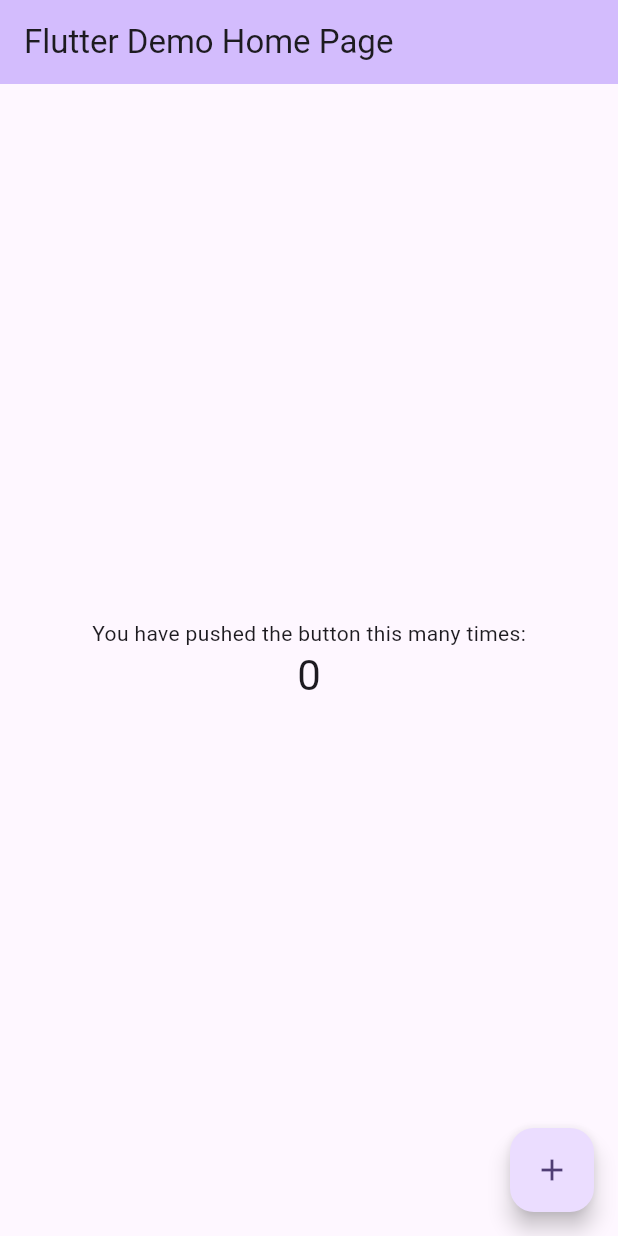
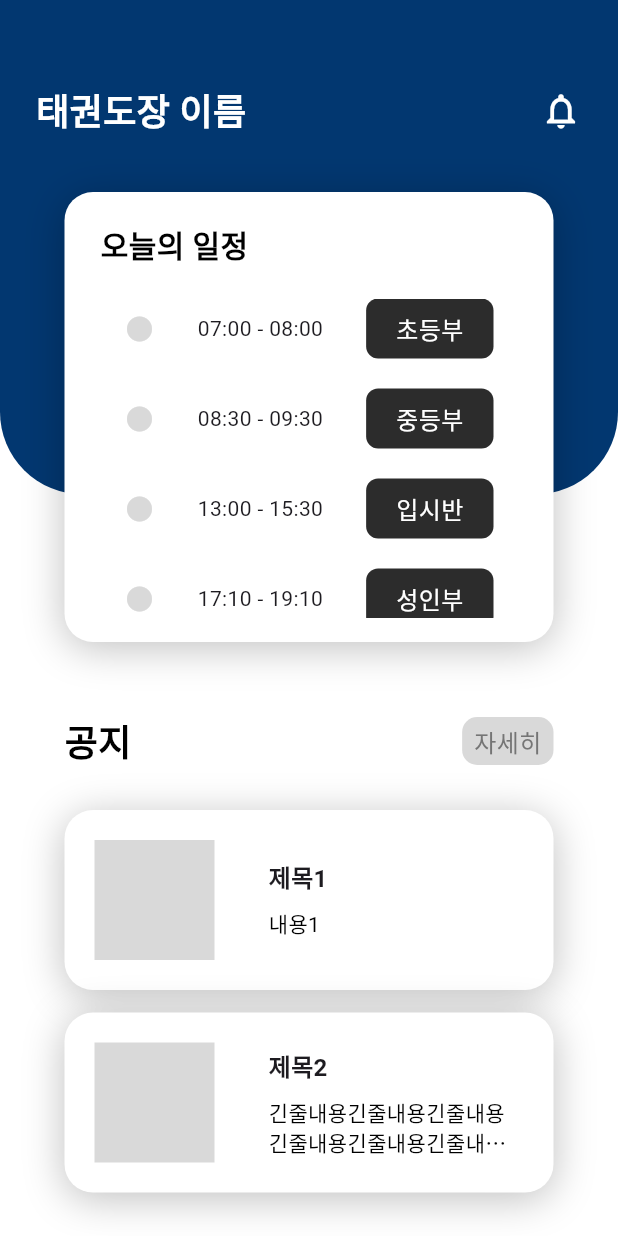
Before and after one commit to Taekwondo1906/taekwon, a Flutter app: the screen it shows after launch, on a phone screen of 412 x 824 dp. Run offline on Flutter 3.47's test engine with Material 3 defaults, Android fonts, the phone set to English and light mode, and no system bars; Roboto replaces fonts that are missing (Inter, inter).

Commit message:
✨ 홈 화면 기본 세팅(일정, 공지사항 하드코딩) 구현

```diff
--- /dev/null
+++ b/lib/decoration/color_palette.dart
@@ -0,0 +1,8 @@
+import 'package:flutter/material.dart';
+
+const Color mainColor = Color(0xFF023770);
+const Color tabColor = Color(0xFFFF0000);
+const Color labelColor = Color(0xFF2C2C2C);
+const Color shadowColor = Color(0x3F000000);
+const Color iconColor = Color(0xFFD9D9D9);
+const Color detailColor = Color(0xFF757575);
--- /dev/null
+++ b/lib/home/home_screen.dart
@@ -0,0 +1,83 @@
+// 홈 화면
+import 'package:flutter/material.dart';
+// 색상 팔레트
+import 'package:taekwon/decoration/color_palette.dart';
+// 위젯
+import 'package:taekwon/home/home_widgets/home_announcement.dart';  // 공지사항
+import 'package:taekwon/home/home_widgets/home_today_schedule.dart';  // 오늘 일정
+
+class HomeScreen extends StatefulWidget {
+  const HomeScreen({super.key});
+
+  @override
+  State<HomeScreen> createState() => _HomeScreenState();
+}
+
+class _HomeScreenState extends State<HomeScreen> {
+  @override
+  Widget build(BuildContext context) {
+    // 화면 높이
+    final screenHeight = MediaQuery.of(context).size.height;
+
+    return Scaffold(
+      body: Stack(
+        children: [
+          Container(
+            color: Colors.white,
+          ),
+          Container(
+            height: screenHeight * 0.4,
+            decoration: const BoxDecoration(
+              color: mainColor,
+              borderRadius: BorderRadius.only(
+                bottomLeft: Radius.circular(55),
+                bottomRight: Radius.circular(55),
+              ),
+            ),
+          ),
+          Positioned(
+            top: 60,
+            left: 24,
+            right: 24,
+            child: Row(
+              mainAxisAlignment: MainAxisAlignment.spaceBetween,
+              children: [
+                Text(
+                  '태권도장 이름', // 추후 데이터베이스 반영
+                  style: TextStyle(
+                    color: Colors.white,
+                    fontSize: 24,
+                    fontFamily: 'inter',
+                    fontWeight: FontWeight.w600,
+                    height: 0.92,
+                  ),
+                ),
+                Icon(
+                  Icons.notifications_outlined,
+                  color: Colors.white,
+                  size: 28,
+                ),
+              ],
+            ),),
+          Positioned.fill(
+            top: 120,
+            left: 35,
+            right: 35,
+            child: Padding(
+              padding: const EdgeInsets.all(8.0),
+              child: Column(
+                children: [
+                  HomeTodaySchedule(),
+                  SizedBox(
+                    height: 50,
+                  ),
+                  HomeAnnouncement()
+                ]
+              ),
+            ),
+          ),
+        ],
+      ),
+    );
+  }
+}
--- /dev/null
+++ b/lib/home/home_widgets/home_announcement.dart
@@ -0,0 +1,127 @@
+import 'package:flutter/material.dart';
+import 'package:taekwon/decoration/color_palette.dart';
+
+class HomeAnnouncement extends StatefulWidget {
+  const HomeAnnouncement({super.key});
+
+  @override
+  State<HomeAnnouncement> createState() => _HomeAnnouncementState();
+}
+
+class _HomeAnnouncementState extends State<HomeAnnouncement> {
+  @override
+  Widget build(BuildContext context) {
+    return Column(
+      children: [
+        Row(
+          mainAxisAlignment: MainAxisAlignment.spaceBetween,
+          children: [
+            Text(
+              '공지',
+              style: TextStyle(
+                color: Colors.black,
+                fontSize: 24,
+                fontFamily: 'inter',
+                fontWeight: FontWeight.w600,
+                height: 0.92,
+              ),
+            ),
+            Container(
+              decoration: BoxDecoration(
+                color: iconColor,
+                borderRadius: BorderRadius.all(Radius.circular(10))
+              ),
+              child: Padding(
+                padding: const EdgeInsets.all(8.0),
+                child: Text(
+                  '자세히',
+                  style: TextStyle(
+                    color: detailColor,
+                    fontSize: 16,
+                    fontFamily: 'Inter',
+                    fontWeight: FontWeight.w400,
+                    height: 1,
+                  ),
+                ),
+              ),
+            ),
+          ],
+        ),
+        SizedBox(height: 30,),
+        ListView(
+          shrinkWrap: true,
+          physics: NeverScrollableScrollPhysics(),
+          children: [
+            _buildAnnouncementRow('제목1', '내용1', null),
+            _buildAnnouncementRow(
+              '제목2',
+              '긴줄내용긴줄내용긴줄내용긴줄내용긴줄내용긴줄내용긴줄내용긴줄내용긴줄내용긴줄내용긴줄내용긴줄내용긴줄내용긴줄내용긴줄내용긴줄내용긴줄내용긴줄내용긴줄내용긴줄내용',
+              null,
+            ),
+          ],
+        ),
+      ],
+    );
+  }
+
+  Widget _buildAnnouncementRow(String title, String content, String? img) {
+    return Padding(
+      padding: const EdgeInsets.only(bottom: 15),
+      child: Container(
+        decoration: BoxDecoration(
+          color: Colors.white,
+          borderRadius: BorderRadius.all(Radius.circular(19)),
+          boxShadow: [
+            BoxShadow(
+              color: shadowColor,
+              blurRadius: 22.7,
+              offset: const Offset(0, 4),
+              spreadRadius: 0,
+            ),
+          ],
+        ),
+        child: Row(
+          children: [
+            Padding(
+              padding: const EdgeInsets.all(20.0),
+              child: Container(
+                width: 80,
+                height: 80,
+                decoration: BoxDecoration(
+                  color: img == null || img.isEmpty ? iconColor : null,
+                  image: img != null && img.isNotEmpty
+                      ? DecorationImage(image: NetworkImage(img), fit: BoxFit.cover)
+                      : null,
+                ),
+              ),
+            ),
+            const SizedBox(width: 16),
+
+            // 제목 + 내용
+            Expanded(
+              child: Padding(
+                padding: const EdgeInsets.only(right: 20),
+                child: Column(
+                  crossAxisAlignment: CrossAxisAlignment.start,
+                  children: [
+                    Text(
+                      title,
+                      style: TextStyle(fontSize: 16, fontWeight: FontWeight.w600),
+                    ),
+                    const SizedBox(height: 8),
+                    Text(
+                      content,
+                      style: TextStyle(fontSize: 14, color: Colors.black),
+                      overflow: TextOverflow.ellipsis,
+                      maxLines: 2,
+                    ),
+                  ],
+                ),
+              ),
+            ),
+          ],
+        ),
+      ),
+    );
+  }
+}
--- /dev/null
+++ b/lib/home/home_widgets/home_today_schedule.dart
@@ -0,0 +1,95 @@
+import 'package:flutter/material.dart';
+import 'package:taekwon/decoration/color_palette.dart';
+
+class HomeTodaySchedule extends StatefulWidget {
+  const HomeTodaySchedule({super.key});
+
+  @override
+  State<HomeTodaySchedule> createState() => _HomeTodayScheduleState();
+}
+
+class _HomeTodayScheduleState extends State<HomeTodaySchedule> {
+  @override
+  Widget build(BuildContext context) {
+    return Container(
+      height: 300,
+      decoration: BoxDecoration(
+        color: Colors.white,
+        borderRadius: const BorderRadius.all(Radius.circular(19)),
+        boxShadow: [
+          BoxShadow(
+            color: shadowColor,
+            blurRadius: 22.7,
+            offset: const Offset(0, 4),
+            spreadRadius: 0,
+          ),
+        ],
+      ),
+      padding: const EdgeInsets.only(bottom: 16),
+      child: Column(
+        crossAxisAlignment: CrossAxisAlignment.start,
+        children: [
+          // 타이틀은 고정
+          const Padding(
+            padding: EdgeInsets.all(24.0),
+            child: Text(
+              '오늘의 일정',
+              style: TextStyle(
+                color: Colors.black,
+                fontSize: 20,
+                fontFamily: 'Inter',
+                fontWeight: FontWeight.w600,
+                height: 1.10,
+              ),
+            ),
+          ),
+
+          // 일정 리스트만 스크롤
+          Expanded(
+            child: SingleChildScrollView(
+              padding: const EdgeInsets.symmetric(horizontal: 40),
+              child: Column(
+                children: [ // 추후 데이터베이스에서 불러오는 방식으로 변경
+                  _buildScheduleRow('07:00 - 08:00', '초등부'),
+                  _buildScheduleRow('08:30 - 09:30', '중등부'),
+                  _buildScheduleRow('13:00 - 15:30', '입시반'),
+                  _buildScheduleRow('17:10 - 19:10', '성인부'),
+                ],
+              ),
+            ),
+          ),
+        ],
+      ),
+    );
+  }
+
+  // 일정 줄 하나를 만드는 함수
+  Widget _buildScheduleRow(String time, String label) {
+    return Padding(
+      padding: const EdgeInsets.only(bottom: 20),
+      child: Row(
+        mainAxisAlignment: MainAxisAlignment.spaceBetween,
+        children: [
+          Icon(Icons.circle, color: iconColor, size: 20),
+          Text(time),
+          Container(
+            decoration: BoxDecoration(
+              color: labelColor,
+              borderRadius: BorderRadius.circular(8),
+            ),
+            padding: const EdgeInsets.symmetric(vertical: 12, horizontal: 20),
+            child: Text(
+              label,
+              style: const TextStyle(
+                fontSize: 16,
+                fontWeight: FontWeight.w400,
+                height: 1,
+                color: Colors.white,
+              ),
+            ),
+          ),
+        ],
+      ),
+    );
+  }
+}
--- a/lib/main.dart
+++ b/lib/main.dart
@@ -1,4 +1,7 @@
 import 'package:flutter/material.dart';
+
+// 페이지
+import 'package:taekwon/home/home_screen.dart'; //  home_screen
 
 void main() {
   runApp(const MyApp());
@@ -7,116 +10,14 @@ void main() {
 class MyApp extends StatelessWidget {
   const MyApp({super.key});
 
-  // This widget is the root of your application.
   @override
   Widget build(BuildContext context) {
     return MaterialApp(
-      title: 'Flutter Demo',
+      title: 'Taekwondo',
       theme: ThemeData(
-        // This is the theme of your application.
-        //
-        // TRY THIS: Try running your application with "flutter run". You'll see
-        // the application has a purple toolbar. Then, without quitting the app,
-        // try changing the seedColor in the colorScheme below to Colors.green
-        // and then invoke "hot reload" (save your changes or press the "hot
-        // reload" button in a Flutter-supported IDE, or press "r" if you used
-        // the command line to start the app).
-        //
-        // Notice that the counter didn't reset back to zero; the application
-        // state is not lost during the reload. To reset the state, use hot
-        // restart instead.
-        //
-        // This works for code too, not just values: Most code changes can be
-        // tested with just a hot reload.
-        colorScheme: ColorScheme.fromSeed(seedColor: Colors.deepPurple),
+        primarySwatch: Colors.blue,
       ),
-      home: const MyHomePage(title: 'Flutter Demo Home Page'),
+      home: const HomeScreen(),
     );
   }
 }
-
-class MyHomePage extends StatefulWidget {
-  const MyHomePage({super.key, required this.title});
-
-  // This widget is the home page of your application. It is stateful, meaning
-  // that it has a State object (defined below) that contains fields that affect
-  // how it looks.
-
-  // This class is the configuration for the state. It holds the values (in this
-  // case the title) provided by the parent (in this case the App widget) and
-  // used by the build method of the State. Fields in a Widget subclass are
-  // always marked "final".
-
-  final String title;
-
-  @override
-  State<MyHomePage> createState() => _MyHomePageState();
-}
-
-class _MyHomePageState extends State<MyHomePage> {
-  int _counter = 0;
-
-  void _incrementCounter() {
-    setState(() {
-      // This call to setState tells the Flutter framework that something has
-      // changed in this State, which causes it to rerun the build method below
-      // so that the display can reflect the updated values. If we changed
-      // _counter without calling setState(), then the build method would not be
-      // called again, and so nothing would appear to happen.
-      _counter++;
-    });
-  }
-
-  @override
-  Widget build(BuildContext context) {
-    // This method is rerun every time setState is called, for instance as done
-    // by the _incrementCounter method above.
-    //
-    // The Flutter framework has been optimized to make rerunning build methods
-    // fast, so that you can just rebuild anything that needs updating rather
-    // than having to individually change instances of widgets.
-    return Scaffold(
-      appBar: AppBar(
-        // TRY THIS: Try changing the color here to a specific color (to
-        // Colors.amber, perhaps?) and trigger a hot reload to see the AppBar
-        // change color while the other colors stay the same.
-        backgroundColor: Theme.of(context).colorScheme.inversePrimary,
-        // Here we take the value from the MyHomePage object that was created by
-        // the App.build method, and use it to set our appbar title.
-        title: Text(widget.title),
-      ),
-      body: Center(
-        // Center is a layout widget. It takes a single child and positions it
-        // in the middle of the parent.
-        child: Column(
-          // Column is also a layout widget. It takes a list of children and
-          // arranges them vertically. By default, it sizes itself to fit its
-          // children horizontally, and tries to be as tall as its parent.
-          //
-          // Column has various properties to control how it sizes itself and
-          // how it positions its children. Here we use mainAxisAlignment to
-          // center the children vertically; the main axis here is the vertical
-          // axis because Columns are vertical (the cross axis would be
-          // horizontal).
-          //
-          // TRY THIS: Invoke "debug painting" (choose the "Toggle Debug Paint"
-          // action in the IDE, or press "p" in the console), to see the
-          // wireframe for each widget.
-          mainAxisAlignment: MainAxisAlignment.center,
-          children: <Widget>[
-            const Text('You have pushed the button this many times:'),
-            Text(
-              '$_counter',
-              style: Theme.of(context).textTheme.headlineMedium,
-            ),
-          ],
-        ),
-      ),
-      floatingActionButton: FloatingActionButton(
-        onPressed: _incrementCounter,
-        tooltip: 'Increment',
-        child: const Icon(Icons.add),
-      ), // This trailing comma makes auto-formatting nicer for build methods.
-    );
-  }
-}
```
Also changed, not shown: lib/navigation/navigation_bar.dart (added).
